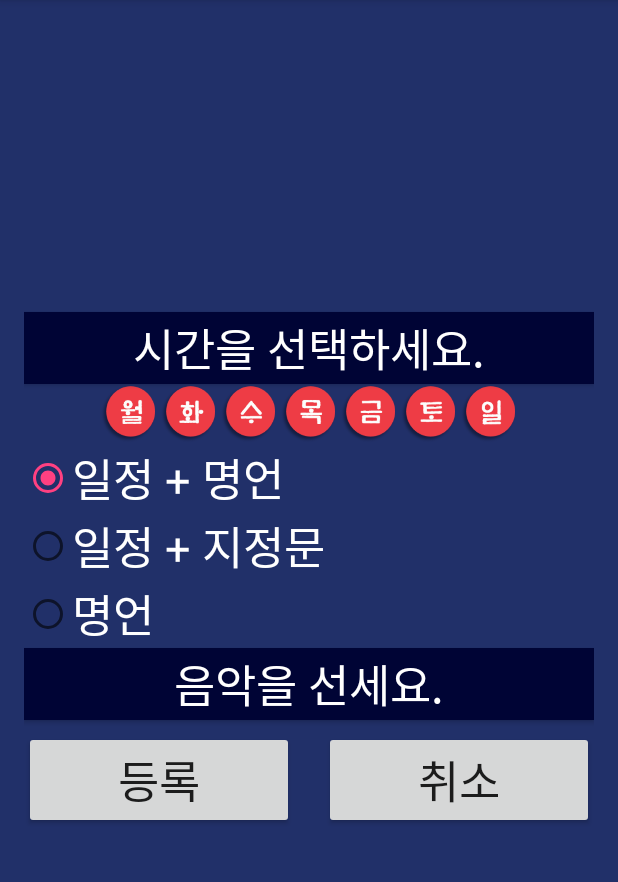
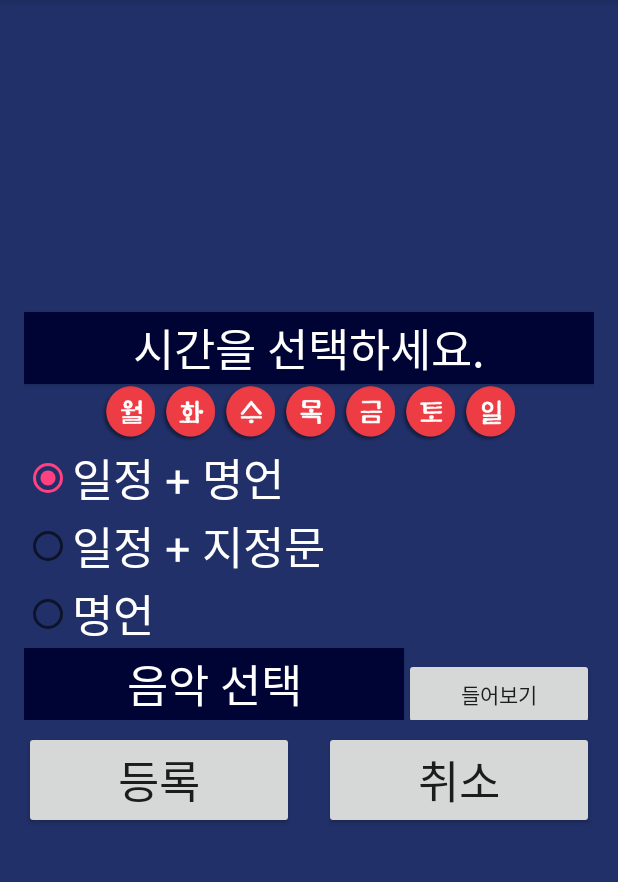
Before and after one commit to Jobless-King/VoiceAlarm, an Android app: the AddAlarm screen opened directly, with no data from a screen before it, on a phone screen of 412 x 824 dp, the part 84-966 px from its top. Run offline under Robolectric (Android 15) with nearby library versions, the phone set to English and light mode, and no system bars.

Commit message:
AddAlarm_Select Audio

```diff
--- a/app/src/main/AndroidManifest.xml
+++ b/app/src/main/AndroidManifest.xml
@@ -1,10 +1,11 @@
 <?xml version="1.0" encoding="utf-8"?>
 <manifest xmlns:android="http://schemas.android.com/apk/res/android"
     package="com.galaxy.voicealarm">
-    <uses-permission android:name="android.permission.VIBRATE"/>
+
+    <uses-permission android:name="android.permission.VIBRATE" />
     <uses-permission android:name="android.permission.INTERNET" />
     <uses-permission android:name="android.permission.RECORD_AUDIO" />
-    <uses-permission android:name="android.permission.READ_EXTERNAL_STORAGE"/>
+    <uses-permission android:name="android.permission.READ_EXTERNAL_STORAGE" />
     <uses-permission android:name="android.permission.WRITE_EXTERNAL_STORAGE" />
 
     <application
@@ -27,6 +28,7 @@
         <activity android:name=".AddAlarm" />
         <activity android:name=".AlarmList" />
         <activity android:name=".ChangeAlarm" />
+        <activity android:name=".SelectedAudioActivity"></activity>
     </application>
 
 </manifest>
--- /dev/null
+++ b/app/src/main/java/com/galaxy/voicealarm/AudioFile.java
@@ -0,0 +1,48 @@
+package com.galaxy.voicealarm;
+
+import android.os.Parcel;
+import android.os.Parcelable;
+
+/**
+ * Created by Administrator on 2016-10-01.
+ */
+public class AudioFile implements Parcelable {
+    private final String FileName;
+    private final String FilePath;
+
+    public AudioFile(String FileName, String FilePath){
+        this.FileName = FileName;
+        this.FilePath = FilePath;
+    }
+
+    public AudioFile(Parcel parcel){
+        this.FileName = parcel.readString();
+        this.FilePath = parcel.readString();
+    }
+
+    public String getFileName(){return this.FileName;}
+    public String getFilePath(){return this.FilePath;}
+
+    @Override
+    public int describeContents() {
+        return 0;
+    }
+
+    @Override
+    public void writeToParcel(Parcel dest, int flags) {
+        dest.writeString(this.FileName);
+        dest.writeString(this.FilePath);
+    }
+
+    public static final Creator<AudioFile> CREATOR = new Creator<AudioFile>() {
+        @Override
+        public AudioFile createFromParcel(Parcel source) {
+            return new AudioFile(source);
+        }
+
+        @Override
+        public AudioFile[] newArray(int size) {
+            return new AudioFile[size];
+        }
+    };
+}
--- a/app/src/main/res/layout/activity_add_alarm.xml
+++ b/app/src/main/res/layout/activity_add_alarm.xml
@@ -133,15 +133,27 @@
             android:textSize="30dp"
             android:text="명언" />
     </RadioGroup>
-    <Button
-        android:id="@+id/OutputMusic"
-        android:onClick="InputMusic"
+    <LinearLayout
         android:layout_width="match_parent"
         android:layout_height="wrap_content"
-        android:background="#000435"
-        android:text="음악을 선세요."
-        android:textSize="30dp"
-        android:textColor="#ffffff"/>
+        android:orientation="horizontal">
+        <Button
+            android:id="@+id/OutputMusic"
+            android:onClick="InputMusic"
+            android:layout_width="0dp"
+            android:layout_weight="2"
+            android:layout_height="wrap_content"
+            android:background="#000435"
+            android:text="음악 선택"
+            android:textSize="30dp"
+            android:textColor="#ffffff"/>
+        <Button
+            android:onClick="PlayMusic"
+            android:layout_width="0dp"
+            android:layout_weight="1"
+            android:layout_height="wrap_content"
+            android:text="들어보기"/>
+    </LinearLayout>
     <LinearLayout
         android:layout_width="match_parent"
         android:layout_height="80dp"
```
Also changed, not shown: app/src/main/java/com/galaxy/voicealarm/AddAlarm.java (+51 -2 lines), app/src/main/java/com/galaxy/voicealarm/SelectedAudioActivity.java (added, +136 -0 lines), app/src/main/res/layout/activity_selected_audio.xml (added, +42 -0 lines).
